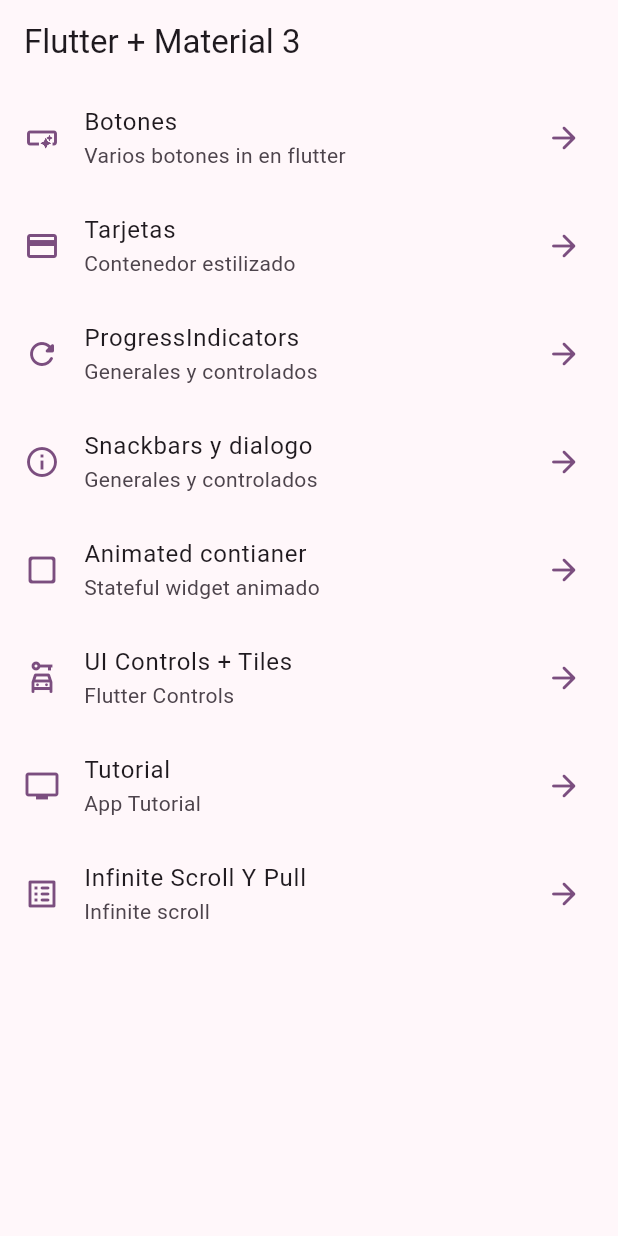
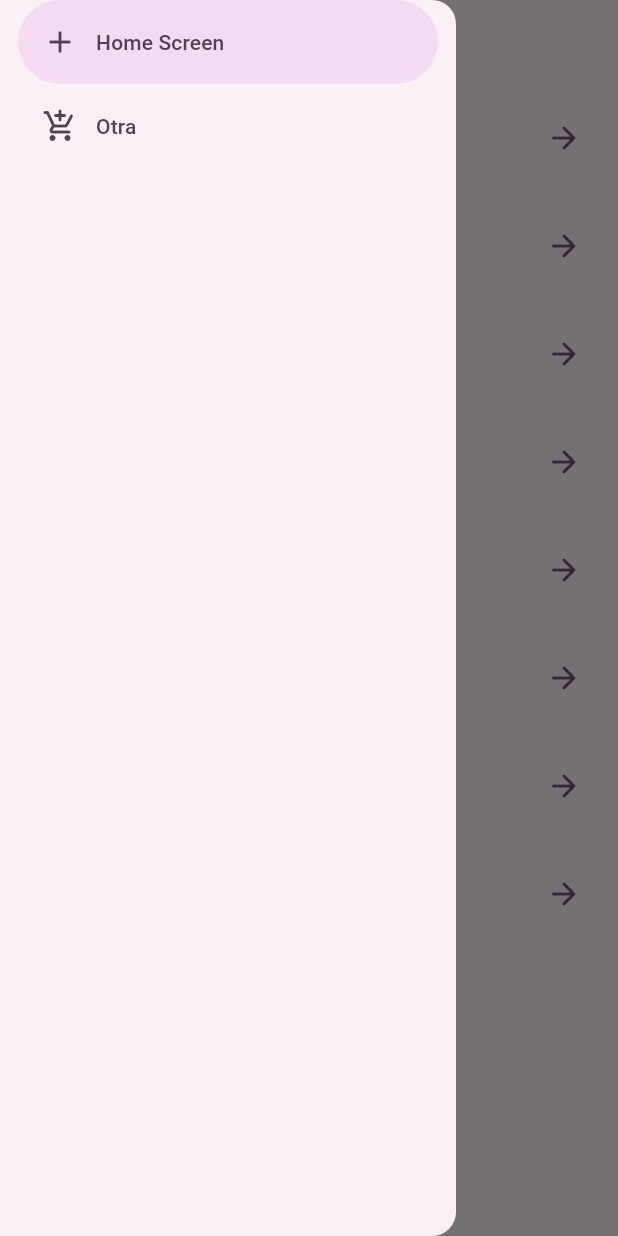
Before and after one commit to locojuhi/widgets_app, a Flutter app: the screen it shows after launch, with the side drawer open (before the commit the screen has no drawer), on a phone screen of 412 x 824 dp. Run offline on Flutter 3.47's test engine with Material 3 defaults, Android fonts, the phone set to English and light mode, and no system bars; our stand-ins replace go_router.

Commit message:
Video 157

```diff
--- a/lib/presentations/screens/home/home_screen.dart
+++ b/lib/presentations/screens/home/home_screen.dart
@@ -1,6 +1,7 @@
 import 'package:flutter/material.dart';
 import 'package:go_router/go_router.dart';
 import 'package:widgets_app/config/menu/menu_item.dart';
+import 'package:widgets_app/presentations/widgets/side_menu.dart';
 
 class HomeScreen extends StatelessWidget {
   static const String routeName = 'home_screen';
@@ -15,6 +16,7 @@ class HomeScreen extends StatelessWidget {
         centerTitle: false,
       ),
       body: const _HomeView(),
+      drawer: const SideMenu(),
     );
   }
 }
--- /dev/null
+++ b/lib/presentations/widgets/side_menu.dart
@@ -0,0 +1,34 @@
+import 'package:flutter/material.dart';
+
+class SideMenu extends StatefulWidget {
+  const SideMenu({super.key});
+
+  @override
+  State<SideMenu> createState() => _SideMenuState();
+}
+
+class _SideMenuState extends State<SideMenu> {
+  int navDrawerIndex = 0;
+
+  @override
+  Widget build(BuildContext context) {
+    return NavigationDrawer(
+      selectedIndex: navDrawerIndex,
+      onDestinationSelected: (value) {
+        setState(() {
+          navDrawerIndex = value;
+        });
+      },
+      children: const [
+        NavigationDrawerDestination(
+          icon: Icon(Icons.add),
+          label: Text('Home Screen'),
+        ),
+        NavigationDrawerDestination(
+          icon: Icon(Icons.add_shopping_cart_rounded),
+          label: Text('Otra'),
+        ),
+      ],
+    );
+  }
+}
```
